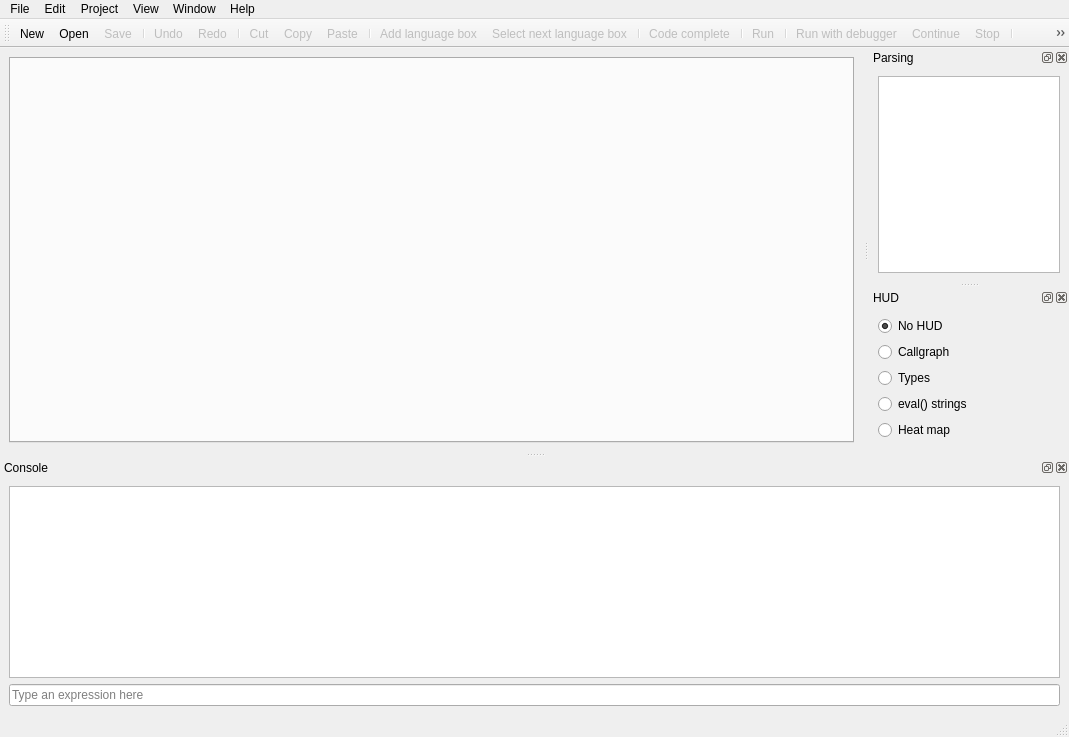
Before: the Qt Designer form lib/eco/gui/gui.ui in softdevteam/eco, drawn with Qt 5.
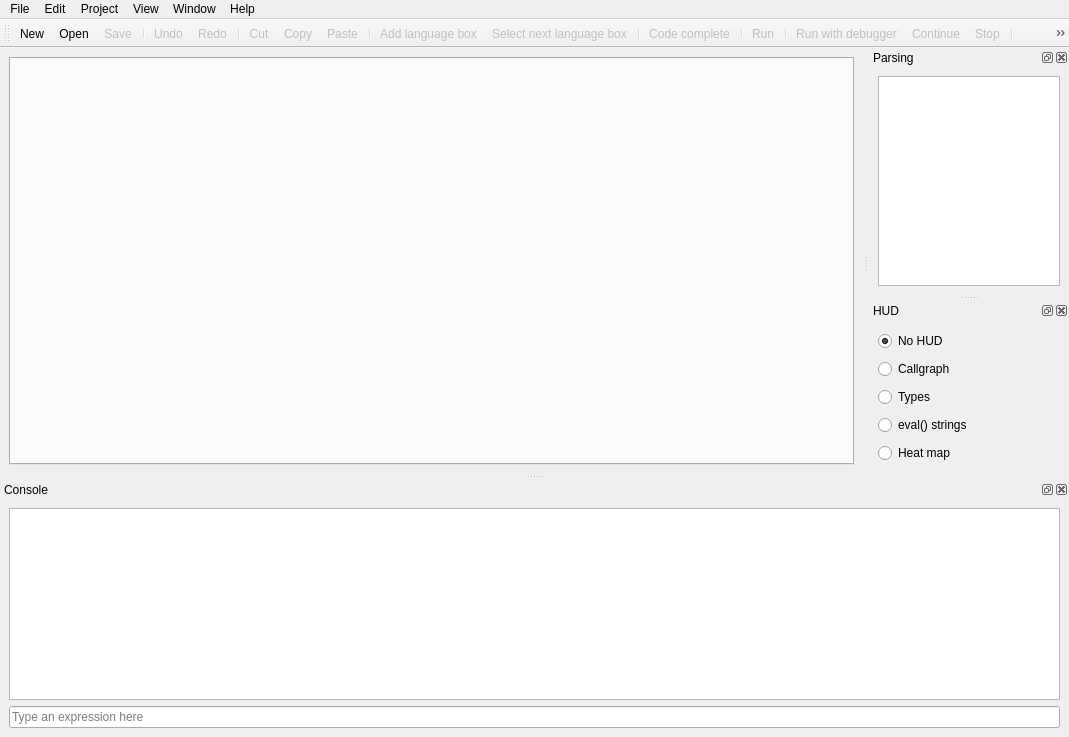
After: the same form once the commit is applied. Icons and pictures are not drawn.

Commit message:
Remove the status bar.
I don't think we ever use this, and it takes up a lot of vertical space.

```diff
--- a/lib/eco/gui/gui.ui
+++ b/lib/eco/gui/gui.ui
@@ -156,7 +156,6 @@
    <addaction name="menuWindow"/>
    <addaction name="menuInfo"/>
   </widget>
-  <widget class="QStatusBar" name="statusbar"/>
   <widget class="QToolBar" name="toolBar">
    <property name="windowTitle">
     <string>toolBar</string>
```
